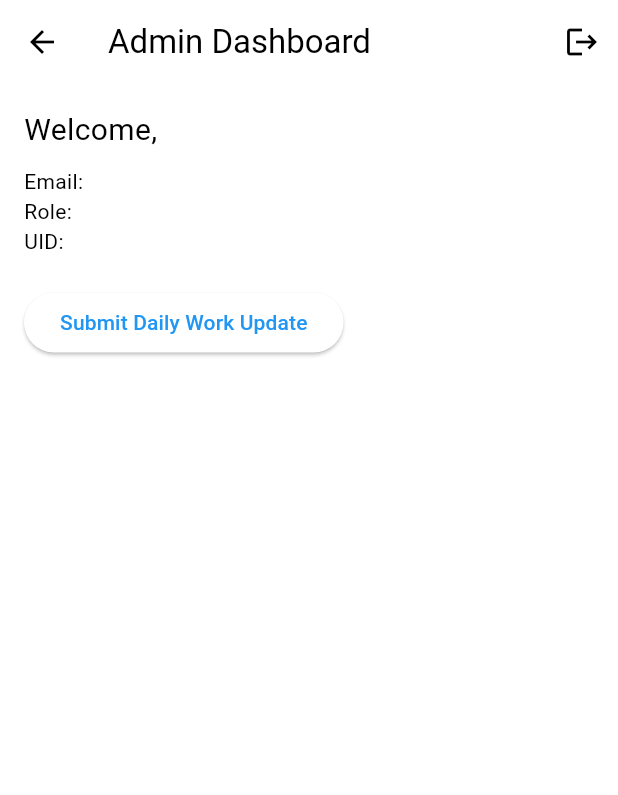
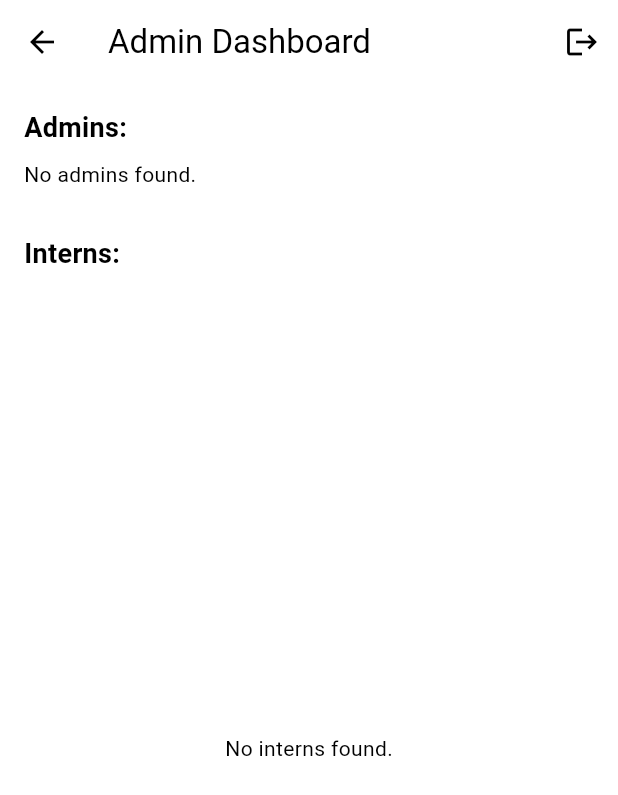
Before and after one commit to MaleeshaHe/internflow-app, a Flutter app: the AdminView screen opened directly, after a tap on the "logout" icon, on a phone screen of 412 x 824 dp. Shown: the top 795 px of the screen. Run offline on Flutter 3.47's test engine with Material 3 defaults, Android fonts, the phone set to English and light mode, and no system bars; our stand-ins replace cloud_firestore, firebase_auth, firebase_core, pie_chart; accounts and stored records are empty.

Commit message:
Refactor WorkUpdateScreen and AdminView: pass userId parameter and enhance user loading logic

```diff
--- a/lib/components/intern_action_button.dart
+++ b/lib/components/intern_action_button.dart
@@ -19,7 +19,9 @@ class InternActionButton extends StatelessWidget {
         Navigator.push(
           context,
           MaterialPageRoute(
-            builder: (context) => const WorkUpdateScreen(),
+            builder: (context) => const WorkUpdateScreen(
+              userId: '',
+            ),
           ),
         );
       },
--- a/lib/screens/home/admin_view.dart
+++ b/lib/screens/home/admin_view.dart
@@ -2,6 +2,7 @@ import 'package:cloud_firestore/cloud_firestore.dart';
 import 'package:firebase_auth/firebase_auth.dart';
 import 'package:flutter/material.dart';
 import 'package:internflow/models/UserModel.dart';
+import 'package:internflow/screens/home/work_update_detail_page.dart';
 import 'package:internflow/screens/home/work_update_screen.dart';
 import 'package:internflow/services/auth.dart';
 
@@ -14,32 +15,58 @@ class AdminView extends StatefulWidget {
 
 class _AdminViewState extends State<AdminView> {
   final AuthServices _auth = AuthServices();
-
-  UserModel? _userModel;
+  List<UserModel> _admins = [];
+  List<UserModel> _interns = [];
   bool _isLoading = true;
-
-  Future<void> _fetchUserDetails() async {
-    try {
-      final uid = FirebaseAuth.instance.currentUser!.uid;
-      final doc =
-          await FirebaseFirestore.instance.collection('users').doc(uid).get();
-
-      if (doc.exists) {
-        setState(() {
-          _userModel = UserModel.fromMap(doc.data()!, uid);
-          _isLoading = false;
-        });
-      }
-    } catch (e) {
-      print('Error fetching user details: $e');
-      setState(() => _isLoading = false);
-    }
-  }
 
   @override
   void initState() {
     super.initState();
-    _fetchUserDetails();
+    _loadAllUsers();
+  }
+
+  Future<void> _loadAllUsers() async {
+    setState(() => _isLoading = true);
+    try {
+      final usersSnapshot =
+          await FirebaseFirestore.instance.collection('users').get();
+
+      final allUsers = usersSnapshot.docs
+          .map((doc) => UserModel.fromMap(doc.data(), doc.id))
+          .toList();
+
+      _admins = allUsers.where((user) => user.role == 'admin').toList();
+      _interns = allUsers.where((user) => user.role == 'intern').toList();
+    } catch (e) {
+      print('Error loading users: $e');
+    }
+
+    setState(() => _isLoading = false);
+  }
+
+  Widget _buildUserCard(UserModel user, {bool isAdmin = false}) {
+    return Card(
+      shape: RoundedRectangleBorder(borderRadius: BorderRadius.circular(10)),
+      color: isAdmin ? Colors.blue.shade50 : null,
+      child: ListTile(
+        title: Text(user.name ?? ''),
+        subtitle: Text(user.email ?? ''),
+        trailing: isAdmin
+            ? const Icon(Icons.shield)
+            : const Icon(Icons.arrow_forward_ios),
+        onTap: isAdmin
+            ? null
+            : () {
+                Navigator.push(
+                  context,
+                  MaterialPageRoute(
+                    builder: (context) =>
+                        WorkUpdateDetailPage(userId: user.uid),
+                  ),
+                );
+              },
+      ),
+    );
   }
 
   @override
@@ -50,39 +77,40 @@ class _AdminViewState extends State<AdminView> {
         actions: [
           IconButton(
             icon: const Icon(Icons.logout),
-            onPressed: () async {
-              await _auth.signOut();
-            },
+            onPressed: () async => await _auth.signOut(),
           ),
         ],
       ),
       body: _isLoading
           ? const Center(child: CircularProgressIndicator())
-          : _userModel == null
-              ? const Center(child: Text('No user data found'))
           : Padding(
               padding: const EdgeInsets.all(16.0),
               child: Column(
                 crossAxisAlignment: CrossAxisAlignment.start,
                 children: [
-                      Text('Welcome, ${_userModel!.name}',
-                          style: TextStyle(fontSize: 20)),
-                      const SizedBox(height: 10),
-                      Text('Email: ${_userModel!.email}'),
-                      Text('Role: ${_userModel!.role}'),
-                      Text('UID: ${_userModel!.uid}'),
-                      const SizedBox(height: 20),
-                      ElevatedButton(
-                        onPressed: () {
-                          Navigator.push(
-                            context,
-                            MaterialPageRoute(
-                                builder: (context) => const WorkUpdateScreen()),
-                          );
-                        },
-                        child: const Text('Submit Daily Work Update'),
+                  const Text('Admins:',
+                      style:
+                          TextStyle(fontSize: 18, fontWeight: FontWeight.bold)),
+                  const SizedBox(height: 8),
+                  if (_admins.isEmpty)
+                    const Text('No admins found.')
+                  else
+                    ..._admins
+                        .map((admin) => _buildUserCard(admin, isAdmin: true)),
+                  const Divider(height: 30, thickness: 1.5),
+                  const Text('Interns:',
+                      style:
+                          TextStyle(fontSize: 18, fontWeight: FontWeight.bold)),
+                  const SizedBox(height: 8),
+                  Expanded(
+                    child: _interns.isEmpty
+                        ? const Center(child: Text('No interns found.'))
+                        : ListView.builder(
+                            itemCount: _interns.length,
+                            itemBuilder: (context, index) =>
+                                _buildUserCard(_interns[index]),
                           ),
-                      const SizedBox(height: 10),
+                  ),
                 ],
               ),
             ),
--- a/lib/screens/home/home.dart
+++ b/lib/screens/home/home.dart
@@ -77,7 +77,7 @@ class _HomeState extends State<Home> {
                           Navigator.push(
                             context,
                             MaterialPageRoute(
-                                builder: (context) => const WorkUpdateScreen()),
+                                builder: (context) => const WorkUpdateScreen(userId: '',)),
                           );
                         },
                         child: const Text('Submit Daily Work Update'),
--- a/lib/screens/home/work_update_screen.dart
+++ b/lib/screens/home/work_update_screen.dart
@@ -3,7 +3,7 @@ import 'package:internflow/services/work_update_service.dart';
 import 'package:intl/intl.dart';
 
 class WorkUpdateScreen extends StatefulWidget {
-  const WorkUpdateScreen({Key? key}) : super(key: key);
+  const WorkUpdateScreen({Key? key, required String userId}) : super(key: key);
 
   @override
   State<WorkUpdateScreen> createState() => _WorkUpdateScreenState();
--- a/pubspec.yaml
+++ b/pubspec.yaml
@@ -42,6 +42,7 @@ dependencies:
   flutter_charts: ^0.5.2
   fl_chart: ^0.71.0
   pie_chart: ^5.4.0
+  table_calendar: ^3.2.0
 
 dev_dependencies:
   flutter_test:
```
Also changed, not shown: lib/screens/home/intern_work_detail_page.dart (added), lib/wrapper.dart (line endings or trailing spaces), pubspec.lock. Lines whose indentation alone changed are shown as unchanged.
